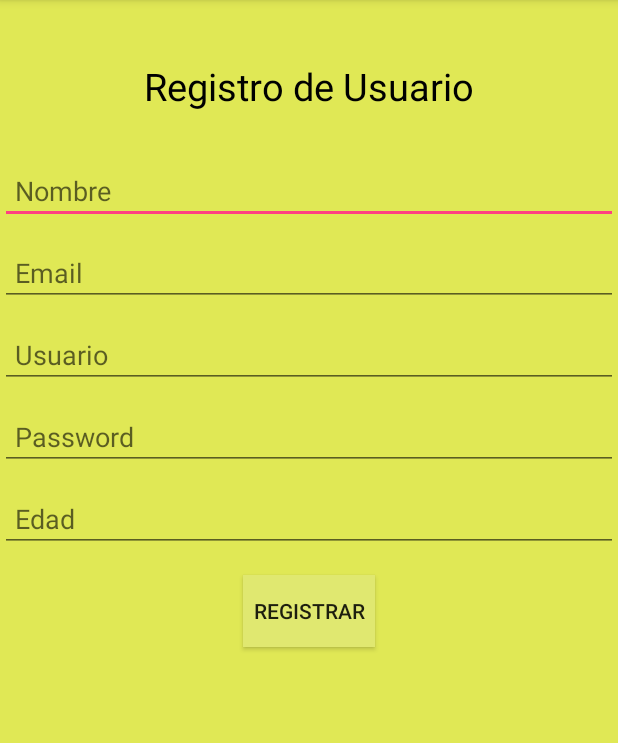
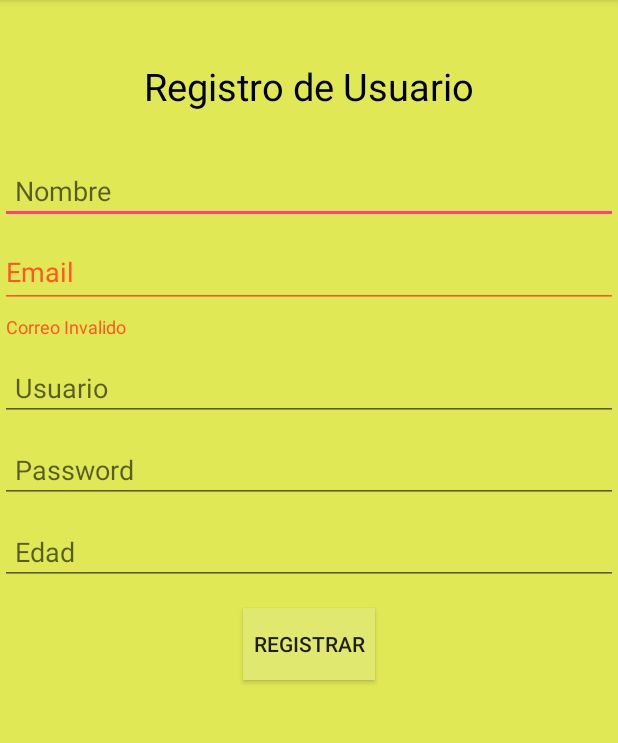
Before and after one commit to IngMachine/InventoryApp, an Android app: the Registro screen opened directly, with no data from a screen before it, after a tap on "REGISTRAR", on a phone screen of 412 x 824 dp, the part 84-827 px from its top. Run offline under Robolectric (Android 15) with nearby library versions, the phone set to English and light mode, and no system bars; our stand-ins replace Volley; network calls fail; 1 statement that could not run was skipped.

Commit message:
Validar email

```diff
--- a/app/build.gradle
+++ b/app/build.gradle
@@ -16,14 +16,16 @@ android {
             proguardFiles getDefaultProguardFile('proguard-android.txt'), 'proguard-rules.pro'
         }
     }
+    buildToolsVersion '27.0.3'
 }
 
 dependencies {
-    implementation fileTree(dir: 'libs', include: ['*.jar'])
+    implementation fileTree(include: ['*.jar'], dir: 'libs')
     implementation 'com.android.support:appcompat-v7:27.1.1'
     implementation 'com.android.support.constraint:constraint-layout:1.1.2'
     testImplementation 'junit:junit:4.12'
     androidTestImplementation 'com.android.support.test:runner:1.0.2'
     androidTestImplementation 'com.android.support.test.espresso:espresso-core:3.0.2'
     implementation 'com.android.volley:volley:1.0.0'
+    implementation 'com.android.support:design:27.1.1'
 }
--- a/app/src/main/java/com/example/fredy/inventoryapp/Registro.java
+++ b/app/src/main/java/com/example/fredy/inventoryapp/Registro.java
@@ -1,10 +1,12 @@
 package com.example.fredy.inventoryapp;
 
 import android.content.Intent;
+import android.support.design.widget.TextInputLayout;
 import android.support.v7.app.ActionBar;
 import android.support.v7.app.AlertDialog;
 import android.support.v7.app.AppCompatActivity;
 import android.os.Bundle;
+import android.util.Patterns;
 import android.view.View;
 import android.widget.Button;
 import android.widget.EditText;
@@ -19,6 +21,8 @@ import org.json.JSONObject;
 
 public class Registro extends AppCompatActivity implements View.OnClickListener {
     EditText etnombre,etusuario,etpassword,etedad,etemail;
+    TextInputLayout impEmail;
+    boolean Cor=false,pas=false;
     Button btn_registrar;
     @Override
     protected void onCreate(Bundle savedInstanceState) {
@@ -33,6 +37,7 @@ public class Registro extends AppCompatActivity implements View.OnClickListener
         etpassword = findViewById(R.id.EditT_password);
         etedad = findViewById(R.id.EditT_edad);
         etemail = findViewById(R.id.EditT_email);
+        impEmail = findViewById(R.id.impEmail);
 
         btn_registrar = findViewById(R.id.Btn_registrar);
 
@@ -45,6 +50,14 @@ public class Registro extends AppCompatActivity implements View.OnClickListener
         final String username = etusuario.getText().toString();
         final String password = etpassword.getText().toString();
         final int age = Integer.parseInt(etedad.getText().toString());
+        if (!Patterns.EMAIL_ADDRESS.matcher(etemail.getText().toString()).matches()){
+            impEmail.setError("Correo Invalido");
+            Cor=false;
+        }else {
+            Cor = true;
+            impEmail.setError(null);
+        }
+
         final String email = etemail.getText().toString();
 
         Response.Listener<String> respoListener = new Response.Listener<String>() {
@@ -53,7 +66,7 @@ public class Registro extends AppCompatActivity implements View.OnClickListener
                 try {
                     JSONObject jsonResponse = new JSONObject(response);
                     boolean sucess = jsonResponse.getBoolean("succes");
-                    if (sucess){
+                    if (sucess && Cor){
                         Intent intent = new Intent(Registro.this,MainActivity.class);
                         Registro.this.startActivity(intent);
                     }else{
@@ -68,9 +81,12 @@ public class Registro extends AppCompatActivity implements View.OnClickListener
             }
         };
 
-    RegisterRequest registerRequest = new RegisterRequest(name,username,age,password,email,respoListener);
-        RequestQueue queue = Volley.newRequestQueue(Registro.this);
-        queue.add(registerRequest);
+        if (Cor){
+            RegisterRequest registerRequest = new RegisterRequest(name,username,age,password,email,respoListener);
+            RequestQueue queue = Volley.newRequestQueue(Registro.this);
+            queue.add(registerRequest);
+        }
+
 
     }
 }
--- a/app/src/main/res/layout-land/activity_registro.xml
+++ b/app/src/main/res/layout-land/activity_registro.xml
@@ -35,14 +35,20 @@
                 android:hint="@string/nombre"
                 android:inputType="text"/>
 
-            <EditText
-                android:id="@+id/EditT_email"
-                android:layout_marginTop="10dp"
-                android:padding="10dp"
+
+            <android.support.design.widget.TextInputLayout
                 android:layout_width="match_parent"
                 android:layout_height="wrap_content"
-                android:hint="@string/email"
-                android:inputType="textEmailAddress"/>
+                android:id="@+id/impEmail"
+                >
+                <EditText
+                    android:id="@+id/EditT_email"
+                    android:layout_marginTop="10dp"
+                    android:layout_width="match_parent"
+                    android:layout_height="wrap_content"
+                    android:hint="@string/email"
+                    android:inputType="textEmailAddress"/>
+            </android.support.design.widget.TextInputLayout>
 
             <EditText
                 android:id="@+id/EditT_usuario"
--- a/app/src/main/res/layout/activity_registro.xml
+++ b/app/src/main/res/layout/activity_registro.xml
@@ -26,16 +26,19 @@
         android:layout_height="wrap_content"
         android:hint="@string/nombre"
         android:inputType="text"/>
-
-    <EditText
-        android:id="@+id/EditT_email"
-        android:layout_marginTop="10dp"
-        android:padding="10dp"
+    <android.support.design.widget.TextInputLayout
         android:layout_width="match_parent"
         android:layout_height="wrap_content"
-        android:hint="@string/email"
-        android:inputType="textEmailAddress"/>
-
+        android:id="@+id/impEmail"
+        >
+        <EditText
+            android:id="@+id/EditT_email"
+            android:layout_marginTop="10dp"
+            android:layout_width="match_parent"
+            android:layout_height="wrap_content"
+            android:hint="@string/email"
+            android:inputType="textEmailAddress"/>
+    </android.support.design.widget.TextInputLayout>
     <EditText
         android:id="@+id/EditT_usuario"
         android:layout_marginTop="10dp"
```
